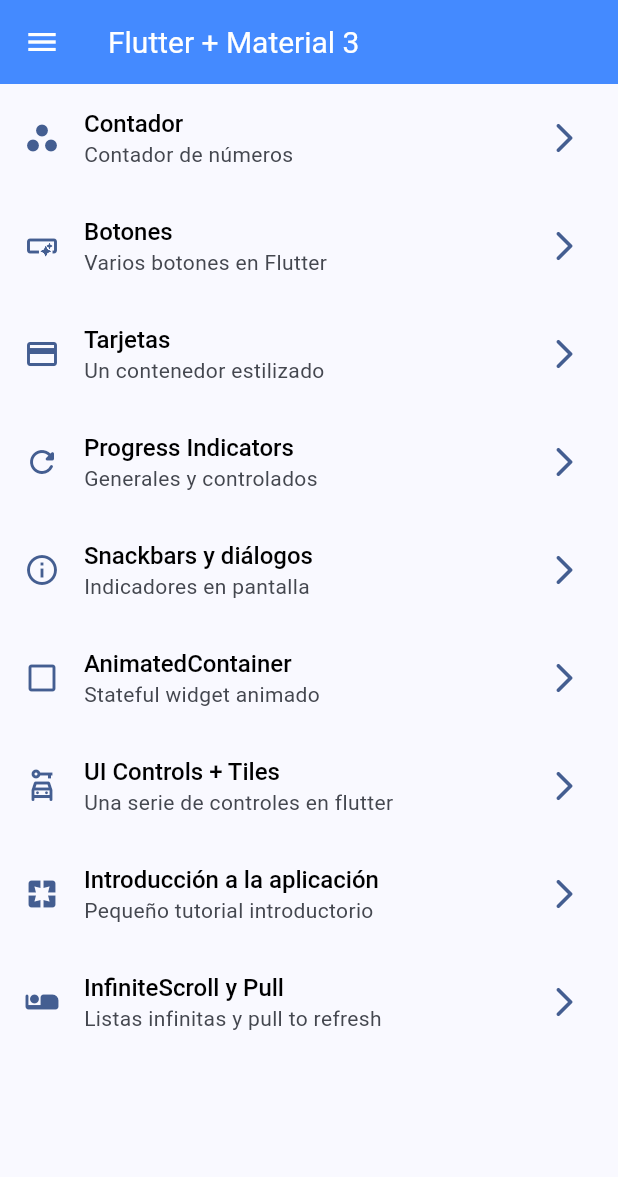
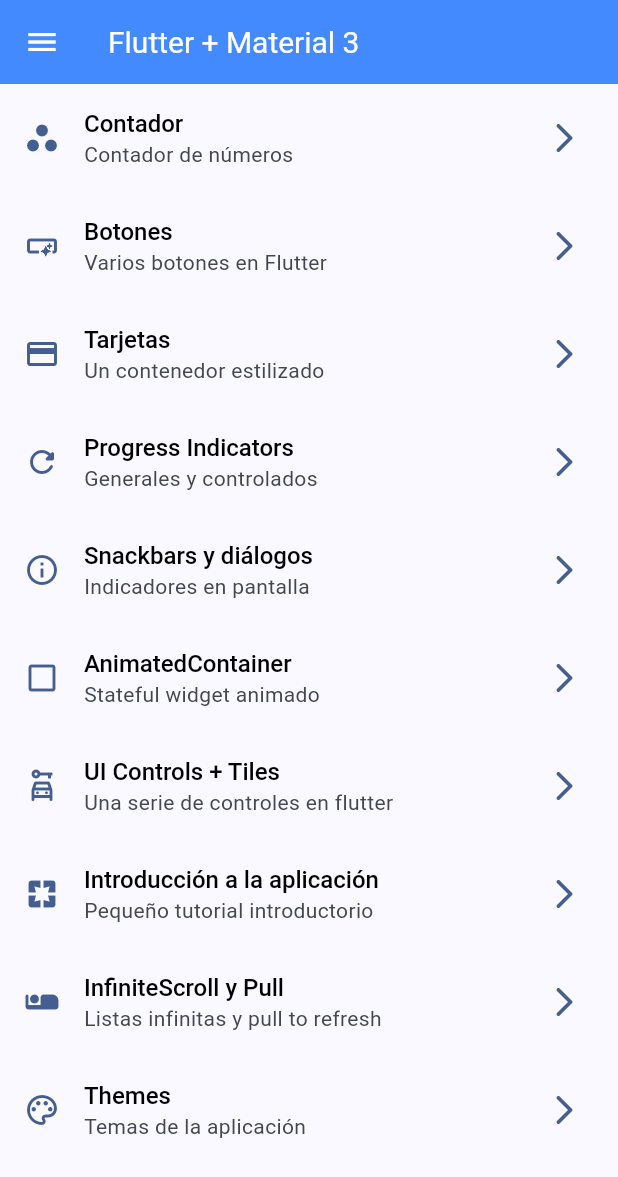
Before and after one commit to oscar-coronel-student/flutter_widgets_app, a Flutter app: the screen it shows after launch, on a phone screen of 412 x 824 dp. Shown: the top 1177 px of the screen. Run offline on Flutter 3.47's test engine with Material 3 defaults, Android fonts, the phone set to English and light mode, and no system bars; our stand-ins replace animate_do, flutter_riverpod, go_router.

Commit message:
antes de statenotifier

```diff
--- a/lib/config/menu/menu_items.dart
+++ b/lib/config/menu/menu_items.dart
@@ -7,6 +7,7 @@
 import 'package:widgets_app/presentation/screens/progress_screen.dart';
 import 'package:widgets_app/presentation/screens/counter_screen.dart';
 import 'package:widgets_app/presentation/screens/snackbar_screen.dart';
+import 'package:widgets_app/presentation/screens/theme_screen.dart';
 import 'package:widgets_app/presentation/screens/ui_controls_screen.dart';
 
 
@@ -91,5 +92,12 @@
     link: '/infinite_scroll',
     icon: Icons.airline_seat_individual_suite_rounded,
     routeName: InfiniteScrollScreen.routeName
-  )
+  ),
+  MenuItems(
+    title: 'Themes',
+    subtitle: 'Temas de la aplicación',
+    link: '/theme',
+    icon: Icons.color_lens_outlined,
+    routeName: ThemeScreen.routeName
+  ),
 ];
--- a/lib/config/router/app_router.dart
+++ b/lib/config/router/app_router.dart
@@ -9,6 +9,7 @@
 import 'package:widgets_app/presentation/screens/progress_screen.dart';
 import 'package:widgets_app/presentation/screens/counter_screen.dart';
 import 'package:widgets_app/presentation/screens/snackbar_screen.dart';
+import 'package:widgets_app/presentation/screens/theme_screen.dart';
 import 'package:widgets_app/presentation/screens/ui_controls_screen.dart';
 
 
@@ -66,5 +67,10 @@
       name: CounterScreen.routeName,
       builder: (context, state) => const CounterScreen(),
     ),
+    GoRoute(
+      path: '/theme',
+      name: ThemeScreen.routeName,
+      builder: (context, state) => const ThemeScreen(),
+    ),
   ],
 );
--- a/lib/config/themes/app_theme.dart
+++ b/lib/config/themes/app_theme.dart
@@ -1,6 +1,6 @@
 import 'package:flutter/material.dart';
 
-const List<Color> _colors = [
+const List<Color> colors = [
   Colors.blueAccent,
   Colors.greenAccent,
   Colors.purpleAccent,
@@ -12,20 +12,24 @@
 class AppTheme {
 
   final int colorIndex;
+  final bool isDarkMode;
 
   const AppTheme({
-    required int index
+    required int index,
+    bool mode = false
   }):
-    assert(index >= 0 && index < _colors.length, 'Index no soportado para setear el color en el tema'),
-    colorIndex = index;
+    assert(index >= 0 && index < colors.length, 'Index no soportado para setear el color en el tema'),
+    colorIndex = index,
+    isDarkMode = mode;
 
   ThemeData getTheme(){
     return ThemeData(
       useMaterial3: true,
-      colorSchemeSeed: _colors[colorIndex],
+      colorSchemeSeed: colors[colorIndex],
+      brightness: isDarkMode ? Brightness.dark : Brightness.light,
       appBarTheme: AppBarTheme(
         centerTitle: false,
-        backgroundColor: _colors[colorIndex],
+        backgroundColor: colors[colorIndex],
         iconTheme: const IconThemeData(
           color: Colors.white
         ),
--- a/lib/main.dart
+++ b/lib/main.dart
@@ -2,6 +2,7 @@
 import 'package:flutter_riverpod/flutter_riverpod.dart';
 import 'package:widgets_app/config/router/app_router.dart';
 import 'package:widgets_app/config/themes/app_theme.dart';
+import 'package:widgets_app/presentation/providers/theme_provider.dart';
 
 void main() {
   runApp(
@@ -9,16 +10,19 @@
   );
 }
 
-class MainApp extends StatelessWidget {
+class MainApp extends ConsumerWidget {
 
   const MainApp({super.key});
 
   @override
-  Widget build(BuildContext context) {
+  Widget build(BuildContext context, ref) {
+
+    final isDarkMode = ref.watch(isDarkModeProvider);
+    final selectedColorIndex = ref.watch( selectedIndexColorProvider );
 
     return MaterialApp.router(
       title: 'Flutter Widgets',
-      theme: AppTheme(index: 0).getTheme(),
+      theme: AppTheme(index: selectedColorIndex, mode: isDarkMode).getTheme(),
       debugShowCheckedModeBanner: false,
       routerConfig: router,
     );
--- a/lib/presentation/providers/theme_provider.dart
+++ b/lib/presentation/providers/theme_provider.dart
@@ -1,3 +1,10 @@
+import 'package:flutter/material.dart';
 import 'package:flutter_riverpod/flutter_riverpod.dart';
+import 'package:widgets_app/config/themes/app_theme.dart';
+
+final colorListProvider = Provider<List<Color>>((ref) => colors);
+
 
 final isDarkModeProvider = StateProvider<bool>((ref) => false);
+
+final selectedIndexColorProvider = StateProvider<int>((ref) => 0);
```
Also changed, not shown: lib/presentation/screens/theme_screen.dart (added, +67 -0 lines).
